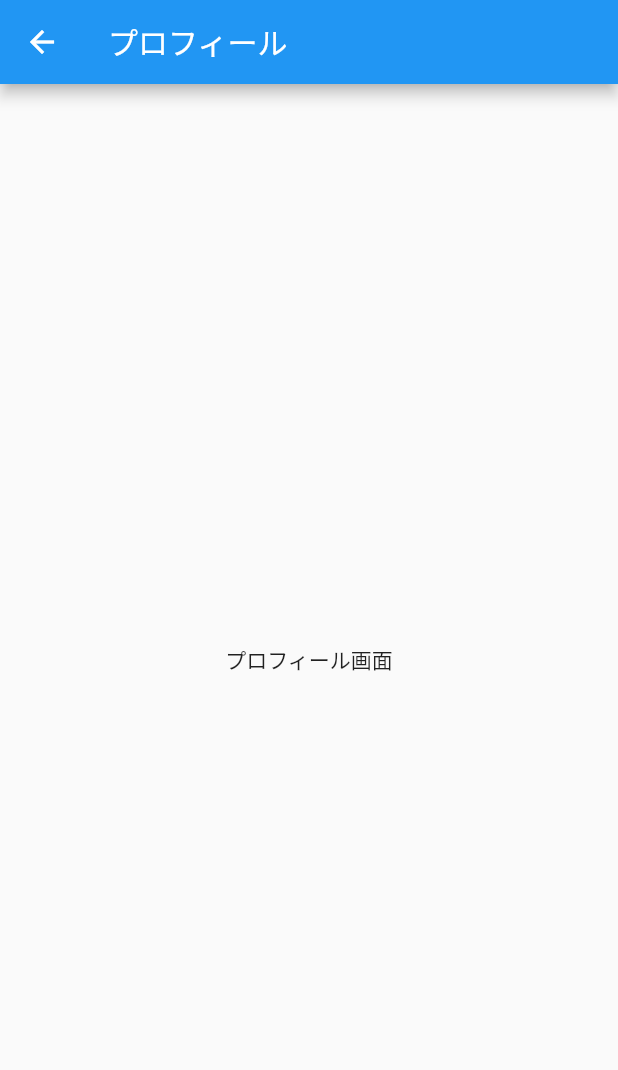
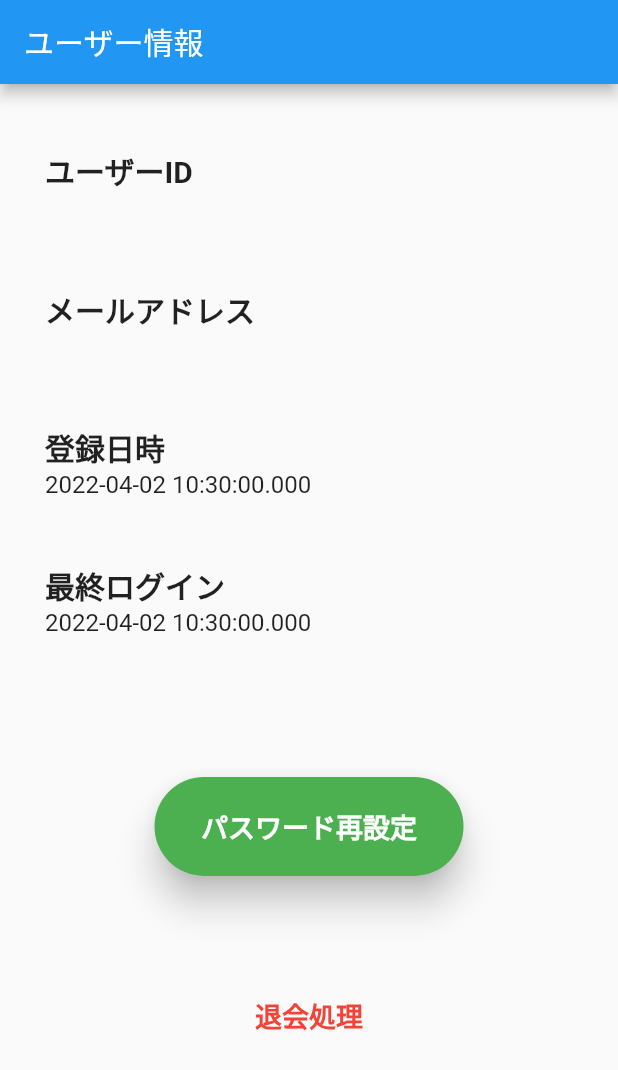
Before and after one commit to kurogoma-flutter/review_app_firebase_auth, a Flutter app: the UserProfile screen opened by its route, on a phone screen of 412 x 824 dp. Shown: the top 1070 px of the screen. Run offline on Flutter 3.47's test engine with Material 2 defaults, Android fonts, the phone set to English and light mode, and no system bars; our stand-ins replace cloud_firestore, firebase_auth, firebase_core, go_router; accounts and stored records are empty.

Commit message:
➕ ユーザープロフィール画面作成

```diff
--- a/lib/pages/user/user_profile.dart
+++ b/lib/pages/user/user_profile.dart
@@ -1,28 +1,194 @@
+import 'package:firebase_auth/firebase_auth.dart';
 import 'package:flutter/material.dart';
-import 'package:go_router/go_router.dart';
-/**
- * ページ仕様
- * 1. ユーザーID、アドレス、更新日時を表示
- * 2. パスワード再設定ができる
- * 3. 退会処理（ユーザー削除）ができる => 新規登録画面へ遷移
- */
 
-class UserProfile extends StatelessWidget {
+/// ページ仕様
+/// 1. ユーザーID、アドレス、更新日時を表示
+/// 2. パスワード再設定ができる
+/// 3. 退会処理（ユーザー削除）ができる => 新規登録画面へ遷移
+
+class UserProfile extends StatefulWidget {
   const UserProfile({Key? key}) : super(key: key);
 
   @override
+  State<UserProfile> createState() => _UserProfileState();
+}
+
+class _UserProfileState extends State<UserProfile> {
+  var user;
+  @override
+  void initState() {
+    super.initState();
+    setState(() {
+      user = FirebaseAuth.instance.currentUser;
+    });
+  }
+
+  _confirmDialog(String title, String text) async {
+    var result = await showDialog<int>(
+      context: context,
+      barrierDismissible: false,
+      builder: (BuildContext context) {
+        return AlertDialog(
+          title: Text(title),
+          content: Text(text),
+          actions: <Widget>[
+            ElevatedButton(
+              child: const Text('キャンセル'),
+              onPressed: () => Navigator.of(context).pop(0),
+            ),
+            ElevatedButton(
+              child: const Text('OK'),
+              onPressed: () => Navigator.of(context).pop(1),
+            ),
+          ],
+        );
+      },
+    );
+    return result;
+  }
+
+  _alertDialog(String title, String text) async {
+    var result = await showDialog<int>(
+      context: context,
+      barrierDismissible: false,
+      builder: (BuildContext context) {
+        return AlertDialog(
+          title: Text(title),
+          content: Text(text),
+          actions: <Widget>[
+            ElevatedButton(
+              child: const Text('OK'),
+              onPressed: () => Navigator.of(context).pop(1),
+            ),
+          ],
+        );
+      },
+    );
+    return result;
+  }
+
+  Future sendPasswordResetEmail(String email) async {
+    try {
+      await FirebaseAuth.instance.sendPasswordResetEmail(email: email);
+      return 'success';
+    } catch (error) {
+      return 'error';
+    }
+  }
+
+  @override
   Widget build(BuildContext context) {
+    Size size = MediaQuery.of(context).size;
     return Scaffold(
       appBar: AppBar(
-        leading: IconButton(
-          onPressed: () => context.pop(),
-          icon: const Icon(Icons.arrow_back),
-        ),
-        title: const Text('プロフィール'),
+        title: const Text('ユーザー情報'),
       ),
-      body: const Center(
-        child: Text('プロフィール画面'),
+      body: Column(
+        children: [
+          Container(
+            padding: const EdgeInsets.symmetric(horizontal: 30),
+            height: size.height * 0.5,
+            width: size.width,
+            child: Column(
+              mainAxisAlignment: MainAxisAlignment.spaceEvenly,
+              crossAxisAlignment: CrossAxisAlignment.start,
+              children: <Widget>[
+                TitleAndText(title: 'ユーザーID', subtitle: user.uid),
+                TitleAndText(title: 'メールアドレス', subtitle: user.email),
+                TitleAndText(title: '登録日時', subtitle: user.metadata.creationTime.toString()),
+                TitleAndText(title: '最終ログイン', subtitle: user.metadata.lastSignInTime.toString()),
+              ],
+            ),
+          ),
+          Container(
+            margin: const EdgeInsets.only(top: 50, bottom: 20),
+            height: size.height * 0.08,
+            width: size.width * 0.5,
+            child: ElevatedButton(
+              onPressed: () async {
+                // 再発行処理
+                var result = await sendPasswordResetEmail(user.email);
+                if (result == 'success') {
+                  // 成功したダイアログ
+                  _alertDialog('確認ダイアログ', '登録したメールアドレスに再設定用のメールを送信しました。');
+                } else {
+                  // 失敗したダイアログ
+                  _alertDialog('エラーダイアログ', '送信に失敗しました。');
+                }
+              },
+              child: const Text(
+                'パスワード再設定',
+                style: TextStyle(
+                  fontSize: 18,
+                  fontWeight: FontWeight.bold,
+                ),
+              ),
+              style: ElevatedButton.styleFrom(
+                primary: Colors.green,
+                onPrimary: Colors.white,
+                shape: const StadiumBorder(),
+                elevation: 10,
+              ),
+            ),
+          ),
+          Container(
+            margin: const EdgeInsets.only(top: 40, bottom: 20),
+            height: size.height * 0.08,
+            width: size.width * 0.5,
+            child: TextButton(
+              onPressed: () {
+                // 退会処理
+                var result = _confirmDialog('確認ダイアログ', '削除してもよろしいですか？');
+                if (result == 1) {
+                  FirebaseAuth.instance.currentUser?.delete();
+                }
+              },
+              child: const Text(
+                '退会処理',
+                style: TextStyle(
+                  fontSize: 18,
+                  fontWeight: FontWeight.bold,
+                  color: Colors.red,
+                ),
+              ),
+            ),
+          ),
+        ],
       ),
     );
   }
 }
+
+// 共通化ウィジェット
+class TitleAndText extends StatelessWidget {
+  const TitleAndText({
+    Key? key,
+    required this.title,
+    required this.subtitle,
+  }) : super(key: key);
+  final String title;
+  final String subtitle;
+
+  @override
+  Widget build(BuildContext context) {
+    return Column(
+      crossAxisAlignment: CrossAxisAlignment.start,
+      children: <Widget>[
+        Text(
+          title,
+          style: const TextStyle(
+            fontSize: 20,
+            fontWeight: FontWeight.w600,
+          ),
+        ),
+        Text(
+          subtitle,
+          style: const TextStyle(
+            fontSize: 16,
+            fontWeight: FontWeight.w400,
+          ),
+        ),
+      ],
+    );
+  }
+}
```
